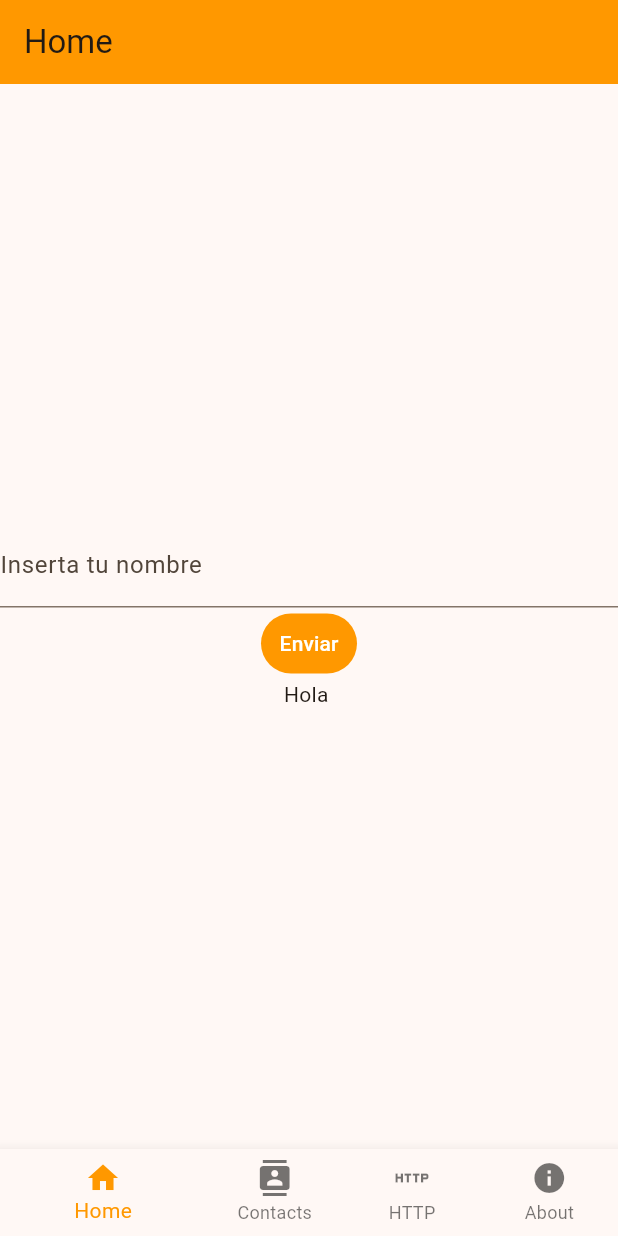
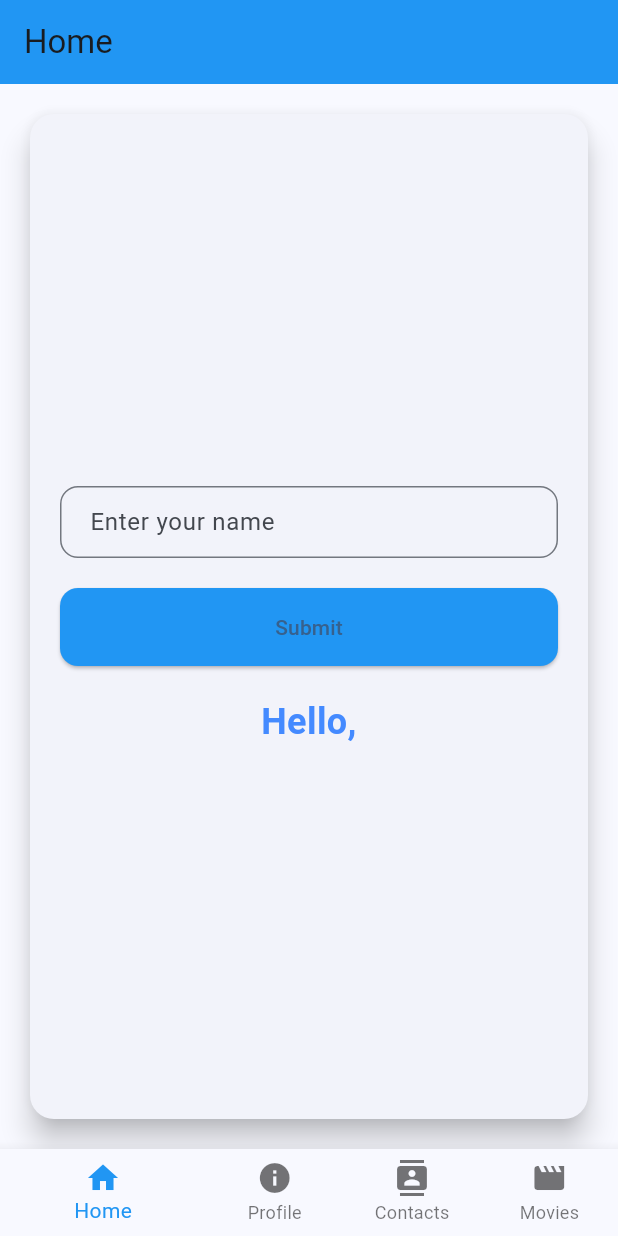
Before and after one commit to EduardoVH/flutter-challenges, a Flutter app: the screen it shows after launch, on a phone screen of 412 x 824 dp. Run offline on Flutter 3.47's test engine with Material 3 defaults, Android fonts, the phone set to English and light mode, and no system bars; our stand-ins replace font_awesome_flutter.

Commit message:
fixed issues

```diff
--- a/lib/main.dart
+++ b/lib/main.dart
@@ -17,13 +17,12 @@ class MyApp extends StatelessWidget {
       title: 'Flutter Demo',
       debugShowCheckedModeBanner: false,
       theme: ThemeData(
-        colorScheme: ColorScheme.fromSeed(seedColor: Colors.orange),
+        colorScheme: ColorScheme.fromSeed(seedColor: Colors.blue),
         useMaterial3: true,
         bottomNavigationBarTheme: const BottomNavigationBarThemeData(
-          backgroundColor: Colors.orange, // Color de fondo de la barra
-          selectedItemColor: Colors.white, // Color de los ítems seleccionados
-          unselectedItemColor:
-          Colors.black54, // Color de los ítems no seleccionados
+          backgroundColor: Colors.blue, // Background color of the bar
+          selectedItemColor: Colors.white, // Color of selected items
+          unselectedItemColor: Colors.black54, // Color of unselected items
         ),
       ),
       home: const MainScreen(),
@@ -41,12 +40,12 @@ class MainScreen extends StatefulWidget {
 class _MainScreenState extends State<MainScreen> {
   int _selectedIndex = 0;
 
-  // Lista de pantallas que se muestran en la barra de navegación inferior
+  // List of screens to display in the bottom navigation bar
   final List<Widget> _screens = [
     const HomeScreen(),
+    const ContactInfo(), // Contact information screen
     const ContactsScreen(),
     const HttpApi(),
-    const ContactInfo(), // Pantalla de información de contacto
   ];
 
   void _onItemTapped(int index) {
@@ -66,20 +65,20 @@ class _MainScreenState extends State<MainScreen> {
             label: 'Home',
           ),
           BottomNavigationBarItem(
+            icon: Icon(Icons.info),
+            label: 'Profile',
+          ),
+          BottomNavigationBarItem(
             icon: Icon(Icons.contacts),
             label: 'Contacts',
           ),
           BottomNavigationBarItem(
-            icon: Icon(Icons.http),
-            label: 'HTTP',
-          ),
-          BottomNavigationBarItem(
-            icon: Icon(Icons.info),
-            label: 'About',
+            icon: Icon(Icons.movie),
+            label: 'Movies',
           ),
         ],
         currentIndex: _selectedIndex,
-        selectedItemColor: Colors.orange,
+        selectedItemColor: Colors.blue,
         onTap: _onItemTapped,
         showUnselectedLabels: true,
       ),
--- a/lib/pages/home.dart
+++ b/lib/pages/home.dart
@@ -8,41 +8,72 @@ class HomeScreen extends StatefulWidget {
 }
 
 class _HomeScreenState extends State<HomeScreen> {
-  String nombre = ''; // Aquí se almacena el estado del nombre
+  String name = ''; // Variable to store the name state
 
   final TextEditingController _controller =
-  TextEditingController(); // Controlador para el TextField
+      TextEditingController(); // Controller for the TextField
 
   @override
   Widget build(BuildContext context) {
     return Scaffold(
-      appBar: AppBar(title: const Text('Home'), backgroundColor: Colors.orange),
-      body: Center(
+      appBar: AppBar(
+        title: const Text('Home'),
+        backgroundColor: Colors.blue,
+      ),
+      body: Padding(
+        padding: const EdgeInsets.all(16.0),
+        child: Center(
+          child: Card(
+            elevation: 8,
+            shape: RoundedRectangleBorder(
+              borderRadius: BorderRadius.circular(16),
+            ),
+            child: Padding(
+              padding: const EdgeInsets.all(20.0),
               child: Column(
-          mainAxisAlignment:
-          MainAxisAlignment.center, // Centra los elementos en la columna
+                mainAxisAlignment: MainAxisAlignment.center,
+                crossAxisAlignment: CrossAxisAlignment.stretch,
                 children: [
                   TextField(
-              controller: _controller, // Asocia el controlador al TextField
-              decoration: const InputDecoration(
-                labelText: 'Inserta tu nombre',
+                    controller: _controller, // Attach the controller to the TextField
+                    decoration: InputDecoration(
+                      labelText: 'Enter your name',
+                      border: OutlineInputBorder(
+                        borderRadius: BorderRadius.circular(12),
+                      ),
+                      contentPadding: const EdgeInsets.symmetric(horizontal: 16),
                     ),
                   ),
-            TextButton(
-              style: ButtonStyle(
-                foregroundColor: WidgetStateProperty.all(Colors.white),
-                backgroundColor: WidgetStateProperty.all(Colors.orange),
+                  const SizedBox(height: 20),
+                  ElevatedButton(
+                    style: ElevatedButton.styleFrom(
+                      backgroundColor: Colors.blue,
+                      shape: RoundedRectangleBorder(
+                        borderRadius: BorderRadius.circular(12),
+                      ),
+                      padding: const EdgeInsets.symmetric(vertical: 16),
                     ),
                     onPressed: () {
                       setState(() {
-                  nombre = _controller
-                      .text; // Actualiza el estado con el valor del TextField
+                        name = _controller.text; // Update the state with the TextField value
                       });
                     },
-              child: const Text('Enviar'),
+                    child: const Text('Submit'),
                   ),
-            Text('Hola $nombre'),
+                  const SizedBox(height: 20),
+                  Text(
+                    'Hello, $name',
+                    style: const TextStyle(
+                      fontSize: 24,
+                      fontWeight: FontWeight.bold,
+                      color: Colors.blueAccent,
+                    ),
+                    textAlign: TextAlign.center,
+                  ),
                 ],
+              ),
+            ),
+          ),
         ),
       ),
     );
--- a/pubspec.yaml
+++ b/pubspec.yaml
@@ -13,6 +13,7 @@ dependencies:
   cupertino_icons: ^1.0.8
   url_launcher: ^6.1.11
   url_launcher_web: ^2.0.13
+  font_awesome_flutter: ^10.0.0
 
 dev_dependencies:
   flutter_test:
```
Also changed, not shown: lib/pages/contact_info.dart (+40 -21 lines), lib/pages/contacts.dart (+32 -44 lines), lib/pages/http.dart (+53 -21 lines), pubspec.lock. Lines whose indentation alone changed are shown as unchanged.
